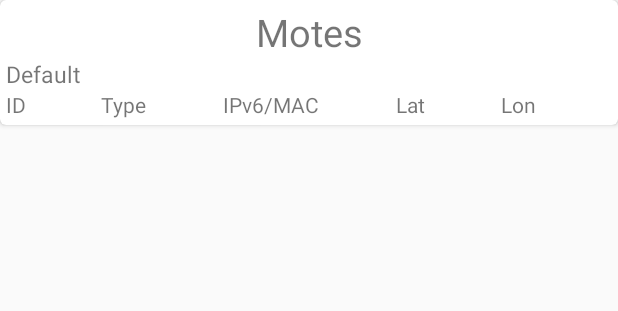
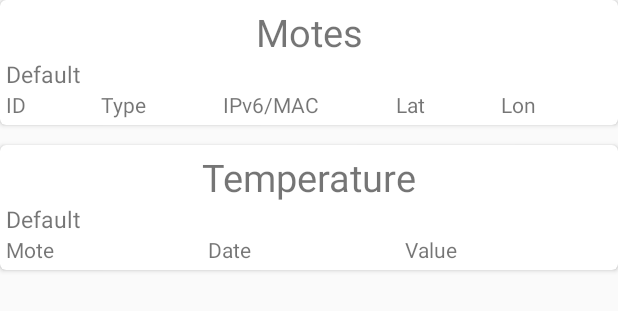
Before and after one commit to martinschutz78/AMIO, an Android app: the layout overview_card_layout.xml on its own in the app's theme, with its tools: preview values and no code run, on a phone screen of 412 x 824 dp. Shown: the top 311 px of the screen. Run offline under Robolectric (Android 15) with nearby library versions, the phone set to English and light mode, and no system bars.

Commit message:
[ADD] Temperature gui on overview

```diff
--- a/app/src/main/res/layout/overview_card_layout.xml
+++ b/app/src/main/res/layout/overview_card_layout.xml
@@ -73,14 +73,72 @@
                         android:layout_weight="1"
                         android:text="@string/overview_motes_lon"/>
                     </TableRow>
-
             </TableLayout>
-
             </LinearLayout>
-
-
-
     </android.support.v7.widget.CardView>
 
 
+    <Space
+        android:layout_width="20px"
+        android:layout_height="20px" />
+
+    <android.support.v7.widget.CardView
+        xmlns:card_view="http://schemas.android.com/apk/res-auto"
+        android:orientation="vertical" android:layout_width="match_parent"
+        android:id="@+id/overview_temperature"
+        android:layout_height="wrap_content"
+        card_view:cardCornerRadius="4dp">
+        <LinearLayout
+            android:layout_width="fill_parent"
+            android:layout_height="wrap_content"
+            android:orientation="vertical"
+            android:padding="4dp">
+
+            <TextView
+                android:id="@+id/overview_temperature_title"
+                android:textSize="25dp"
+                android:gravity="center"
+                android:layout_width="fill_parent"
+                android:layout_height="wrap_content"
+                android:text="@string/overview_temperature_title"
+                />
+
+            <TextView
+                android:layout_width="fill_parent"
+                android:textSize="15dp"
+                android:layout_height="wrap_content"
+                android:id="@+id/overview_temperature_mean"
+                android:text="@string/default_text"
+                />
+
+            <TableLayout
+                android:id="@+id/overview_temperature_table"
+                android:layout_width="match_parent"
+                android:layout_height="wrap_content"
+                android:layout_gravity="center_horizontal">
+
+
+                <TableRow
+                    android:layout_width="match_parent"
+                    android:layout_height="wrap_content">
+
+                    <TextView
+                        android:layout_width="wrap_content"
+                        android:layout_height="wrap_content"
+                        android:layout_weight="1"
+                        android:text="@string/overview_temperature_mote"/>
+                    <TextView
+                        android:layout_width="wrap_content"
+                        android:layout_height="wrap_content"
+                        android:layout_weight="1"
+                        android:text="@string/overview_temperature_date"/>
+                    <TextView
+                        android:layout_width="wrap_content"
+                        android:layout_height="wrap_content"
+                        android:layout_weight="1"
+                        android:text="@string/overview_temperature_value"/>
+                </TableRow>
+            </TableLayout>
+        </LinearLayout>
+        </android.support.v7.widget.CardView>
 </LinearLayout>
--- a/app/src/main/res/values/strings.xml
+++ b/app/src/main/res/values/strings.xml
@@ -12,12 +12,16 @@
     <string name="Refresh">Refresh</string>
     <string name="default_text">Default</string>
     <string name="overview_motes_title">Motes</string>
+    <string name="overview_temperature_title">Temperature</string>
     <string name="overview_motes_id">ID</string>
     <string name="overview_motes_type">Type</string>
     <string name="overview_motes_ipv6">IPv6/MAC</string>
     <string name="overview_motes_lat">Lat</string>
     <string name="overview_motes_lon">Lon</string>
     <string name="overview_motes_number">Number of connected motes : </string>
+    <string name="overview_temperature_date">Date</string>
+    <string name="overview_temperature_value">Value</string>
+    <string name="overview_temperature_mote">Mote</string>
 
 
 </resources>
```
Also changed, not shown: app/src/main/java/com/axel_martin/iottelecom/MainFragment.java (+25 -0 lines), app/src/main/java/com/axel_martin/iottelecom/com/axel_martin/iottelecom/GUI/OverviewTemperatureCardRow.java (added, +64 -0 lines).
